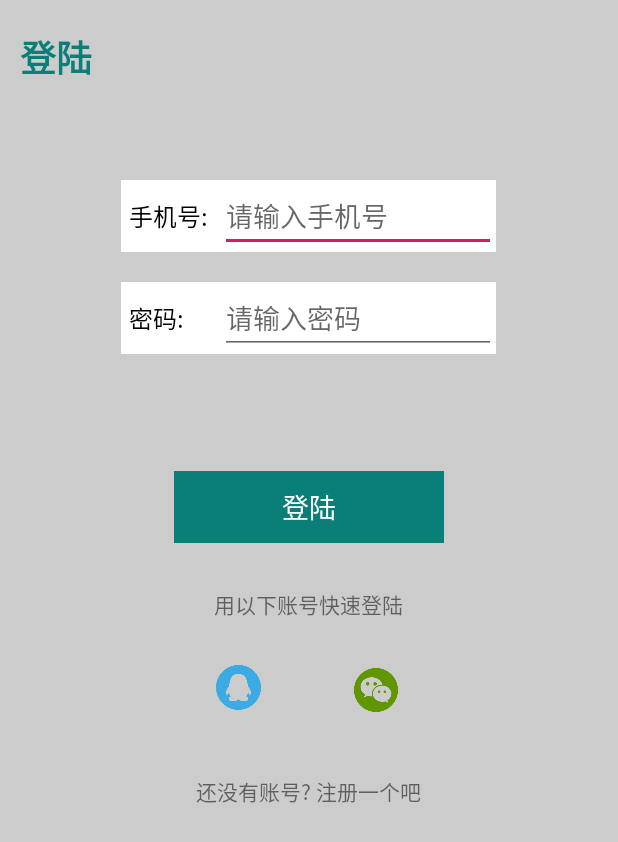
After one commit to liushixunryan/Hatching, an Android app: the LoginActivity screen opened directly, with no data from a screen before it, on a phone screen of 412 x 824 dp. The commit adds this screen. Shown: the top 842 px of the screen. Run offline under Robolectric (Android 15) with nearby library versions, the phone set to English and light mode, and no system bars.

Commit message:
登陆界面的实现

```diff
--- a/app/src/main/AndroidManifest.xml
+++ b/app/src/main/AndroidManifest.xml
@@ -9,9 +9,7 @@
         android:roundIcon="@drawable/logo"
         android:supportsRtl="true"
         android:theme="@style/AppTheme">
-        <activity android:name=".MainActivity">
-
-        </activity>
+        <activity android:name=".MainActivity"></activity>
         <activity android:name=".SplashActivity">
             <intent-filter>
                 <action android:name="android.intent.action.MAIN" />
@@ -19,6 +17,7 @@
                 <category android:name="android.intent.category.LAUNCHER" />
             </intent-filter>
         </activity>
+        <activity android:name=".LoginActivity"></activity>
     </application>
 
 </manifest>
--- /dev/null
+++ b/app/src/main/java/com/example/ryan/hatching/LoginActivity.java
@@ -0,0 +1,13 @@
+package com.example.ryan.hatching;
+
+import android.support.v7.app.AppCompatActivity;
+import android.os.Bundle;
+
+public class LoginActivity extends AppCompatActivity {
+
+    @Override
+    protected void onCreate(Bundle savedInstanceState) {
+        super.onCreate(savedInstanceState);
+        setContentView(R.layout.activity_login);
+    }
+}
--- /dev/null
+++ b/app/src/main/res/layout/activity_login.xml
@@ -0,0 +1,155 @@
+<?xml version="1.0" encoding="utf-8"?>
+<RelativeLayout xmlns:android="http://schemas.android.com/apk/res/android"
+    xmlns:app="http://schemas.android.com/apk/res-auto"
+    xmlns:tools="http://schemas.android.com/tools"
+    android:layout_width="match_parent"
+    android:layout_height="match_parent"
+    android:background="#CCCCCC"
+    tools:context=".LoginActivity">
+
+    <LinearLayout
+        android:id="@+id/Text_title"
+        android:layout_width="match_parent"
+        android:layout_height="wrap_content">
+
+        <TextView
+
+            android:layout_width="match_parent"
+            android:layout_height="wrap_content"
+            android:layout_marginLeft="20px"
+            android:layout_marginTop="30px"
+            android:text="登陆"
+            android:textSize="24dp"
+            android:textStyle="bold"
+            android:textColor="#0A7F78"
+            />
+    </LinearLayout>
+
+
+
+    <LinearLayout
+        android:layout_marginTop="120dp"
+        android:id="@+id/phone"
+        android:layout_centerHorizontal="true"
+        android:background="#ffffff"
+        android:layout_width="250dp"
+        android:layout_height="wrap_content"
+        android:orientation="horizontal">
+
+        <TextView
+            android:layout_marginLeft="5dp"
+            android:textSize="16dp"
+            android:textColor="#000000"
+            android:layout_width="0dp"
+            android:layout_weight="1"
+            android:layout_height="wrap_content"
+            android:text="手机号: " />
+
+        <EditText
+            android:inputType="number"
+            android:textSize="18dp"
+            android:hint="请输入手机号"
+            android:layout_width="0dp"
+            android:layout_weight="3"
+            android:layout_height="wrap_content" />
+    </LinearLayout>
+
+    <LinearLayout
+        android:id="@+id/mima"
+        android:layout_marginTop="20dp"
+        android:layout_below="@+id/phone"
+        android:layout_centerHorizontal="true"
+        android:background="#ffffff"
+        android:layout_width="250dp"
+        android:layout_height="wrap_content"
+        android:orientation="horizontal">
+
+        <TextView
+            android:layout_marginLeft="5dp"
+            android:textSize="16dp"
+            android:textColor="#000000"
+            android:layout_width="0dp"
+            android:layout_weight="1"
+            android:layout_height="wrap_content"
+            android:text="密码: " />
+
+        <EditText
+            android:inputType="textPassword"
+            android:textSize="18dp"
+            android:hint="请输入密码"
+            android:layout_width="0dp"
+            android:layout_weight="3"
+            android:layout_height="wrap_content" />
+    </LinearLayout>
+
+    <LinearLayout
+        android:id="@+id/buttonlogin"
+        android:layout_centerHorizontal="true"
+        android:layout_marginTop="78dp"
+        android:layout_below="@+id/mima"
+        android:layout_width="wrap_content"
+        android:layout_height="wrap_content">
+
+        <Button
+            android:layout_width="180dp"
+            android:layout_height="wrap_content"
+            android:background="#0A7F78"
+            android:gravity="center"
+            android:text="登陆"
+            android:textColor="#ffffff"
+            android:textSize="18dp" />
+    </LinearLayout>
+
+    <LinearLayout
+        android:id="@+id/textzhanghao"
+        android:layout_centerVertical="true"
+        android:layout_marginTop="30dp"
+        android:layout_centerHorizontal="true"
+        android:layout_below="@+id/buttonlogin"
+        android:layout_width="wrap_content"
+        android:orientation="vertical"
+        android:layout_height="wrap_content">
+
+        <TextView
+            android:layout_width="wrap_content"
+            android:layout_height="wrap_content"
+            android:text="用以下账号快速登陆" />
+
+    </LinearLayout>
+
+        <LinearLayout
+            android:id="@+id/icon_login"
+            android:layout_marginTop="30dp"
+            android:layout_centerHorizontal="true"
+            android:layout_below="@+id/textzhanghao"
+            android:layout_width="wrap_content"
+            android:layout_height="wrap_content"
+            android:orientation="horizontal">
+
+            <ImageView
+                android:layout_width="30dp"
+                android:layout_height="30dp"
+                android:src="@drawable/qqIcon" />
+
+            <ImageView
+                android:layout_width="33dp"
+                android:layout_height="33dp"
+                android:layout_marginLeft="60dp"
+                android:src="@drawable/wexinIcon" />
+        </LinearLayout>
+
+<LinearLayout
+    android:layout_centerHorizontal="true"
+    android:layout_marginTop="40dp"
+    android:layout_below="@+id/icon_login"
+    android:layout_width="wrap_content"
+    android:layout_height="wrap_content">
+        <TextView
+        android:text="还没有账号? 注册一个吧"
+        android:layout_width="wrap_content"
+        android:layout_height="wrap_content" />
+</LinearLayout>
+
+
+
+</RelativeLayout>
--- a/app/src/main/res/layout/activity_splash.xml
+++ b/app/src/main/res/layout/activity_splash.xml
@@ -26,7 +26,7 @@
         android:layout_centerHorizontal="true"
         android:layout_marginBottom="76dp"
         android:background="#0A7F78"
-        android:text="我是新用户"
+        android:text="我是创业者"
         android:textColor="#ffffff" />
 
     <Button
@@ -36,7 +36,7 @@
         android:layout_centerHorizontal="true"
         android:layout_marginBottom="23dp"
         android:background="#0A7F78"
-        android:text="我是老用户"
+        android:text="我是投资者"
         android:textColor="#ffffff"
         android:textSize="14dp" />
 </RelativeLayout>
```
Also changed, not shown: app/src/main/res/drawable/qqIcon.png (added), app/src/main/res/drawable/wexinIcon.png (added).
